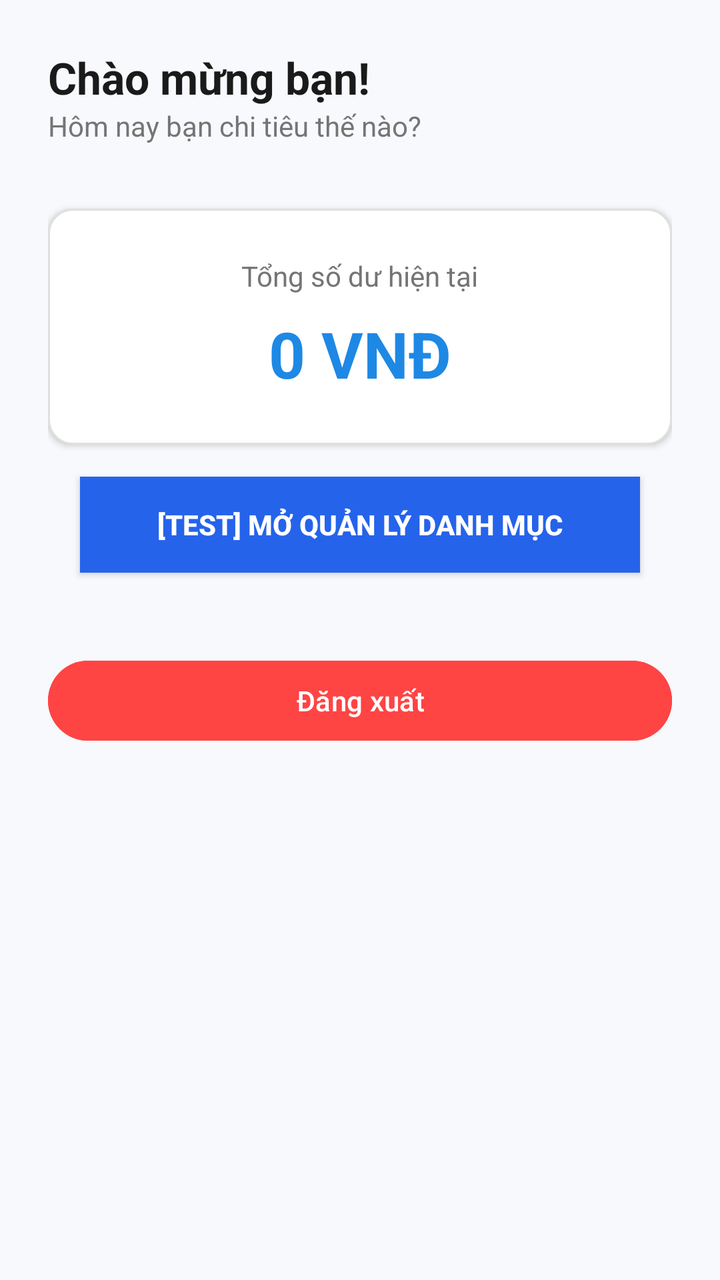
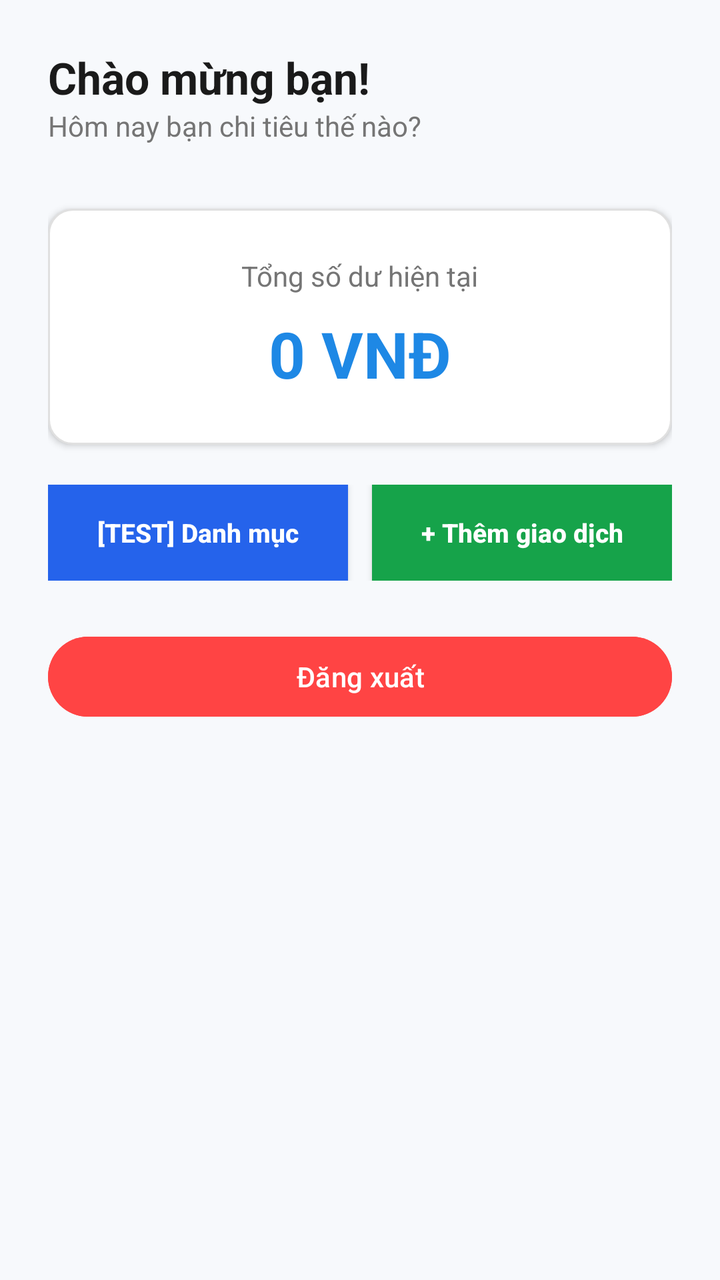

Before-and-after screenshots of an Android layout around one commit, followed by the original layout XML and the change that was made.
<!-- AndroidManifest.xml: application theme Theme.StudentExpenseTracker -->
<!-- res/layout/activity_main.xml -->
<?xml version="1.0" encoding="utf-8"?>
<LinearLayout xmlns:android="http://schemas.android.com/apk/res/android"
    android:layout_width="match_parent"
    android:layout_height="match_parent"
    android:id="@+id/main"
    xmlns:app="http://schemas.android.com/apk/res-auto"
    android:orientation="vertical"
    android:background="@color/bgColor"
    android:padding="24dp">

    
    <TextView
        android:id="@+id/tvWelcome"
        android:layout_width="wrap_content"
        android:layout_height="wrap_content"
        android:text="Chào mừng bạn!"
        android:textSize="22sp"
        android:textStyle="bold"
        android:textColor="@color/textColorDark"/>

    <TextView
        android:layout_width="wrap_content"
        android:layout_height="wrap_content"
        android:text="Hôm nay bạn chi tiêu thế nào?"
        android:textSize="14sp"
        android:textColor="@color/textColorGray"
        android:layout_marginBottom="32dp"/>

    
    <LinearLayout
        android:layout_width="match_parent"
        android:layout_height="wrap_content"
        android:orientation="vertical"
        android:background="@drawable/bg_input"
        android:padding="24dp"
        android:elevation="2dp"
        android:gravity="center">

        <TextView
            android:layout_width="wrap_content"
            android:layout_height="wrap_content"
            android:text="Tổng số dư hiện tại"
            android:textColor="@color/textColorGray"
            android:textSize="14sp"
            android:layout_marginBottom="8dp"/>

        <TextView
            android:id="@+id/tvTotalBalance"
            android:layout_width="wrap_content"
            android:layout_height="wrap_content"
            android:text="0 VNĐ"
            android:textSize="32sp"
            android:textStyle="bold"
            android:textColor="@color/primaryBlue"/>


    </LinearLayout>
    <androidx.appcompat.widget.AppCompatButton
        android:id="@+id/btnOpenCategoryTemp"
        android:layout_width="match_parent"
        android:layout_height="wrap_content"
        android:layout_margin="16dp"
        android:background="#2563EB"
        android:text="[TEST] Mở Quản lý danh mục"
        android:textColor="#FFFFFF"
        android:textStyle="bold"
        app:layout_constraintBottom_toBottomOf="parent"
        app:layout_constraintStart_toStartOf="parent"
        app:layout_constraintEnd_toEndOf="parent" />
    <Button
        android:id="@+id/btnLogout"
        android:layout_width="match_parent"
        android:layout_height="wrap_content"
        android:text="Đăng xuất"
        android:layout_marginTop="24dp"
        android:backgroundTint="@android:color/holo_red_light"/>

</LinearLayout>
<!-- resources referenced by this layout -->
<resources>
  <color name="bgColor">#F7F9FC</color>
  <color name="primaryBlue">#1E88E5</color>
  <color name="textColorDark">#1A1A1A</color>
  <color name="textColorGray">#757575</color>
  <!-- drawable bg_input (drawable) -->
  <?xml version="1.0" encoding="utf-8"?>
  <shape xmlns:android="http://schemas.android.com/apk/res/android">
      <solid android:color="@android:color/white"/>
      <stroke android:width="1dp" android:color="@color/borderColor"/>
      <corners android:radius="12dp"/>
  </shape>
  <style name="Theme.StudentExpenseTracker" parent="Base.Theme.StudentExpenseTracker" />
  <color name="borderColor">#E0E0E0</color>
  <style name="Base.Theme.StudentExpenseTracker" parent="Theme.Material3.DayNight.NoActionBar">
          
          
      </style>
</resources>

<!-- the commit's change to res/layout/activity_main.xml (unified diff, before → after) -->
@@ -1,11 +1,10 @@
 <?xml version="1.0" encoding="utf-8"?>
 <LinearLayout xmlns:android="http://schemas.android.com/apk/res/android"
+    android:id="@+id/main"
     android:layout_width="match_parent"
     android:layout_height="match_parent"
-    android:id="@+id/main"
-    xmlns:app="http://schemas.android.com/apk/res-auto"
+    android:background="@color/bgColor"
     android:orientation="vertical"
-    android:background="@color/bgColor"
     android:padding="24dp">
 
     
@@ -14,65 +13,87 @@
         android:layout_width="wrap_content"
         android:layout_height="wrap_content"
         android:text="Chào mừng bạn!"
+        android:textColor="@color/textColorDark"
         android:textSize="22sp"
-        android:textStyle="bold"
-        android:textColor="@color/textColorDark"/>
+        android:textStyle="bold" />
 
     <TextView
         android:layout_width="wrap_content"
         android:layout_height="wrap_content"
+        android:layout_marginBottom="32dp"
         android:text="Hôm nay bạn chi tiêu thế nào?"
-        android:textSize="14sp"
         android:textColor="@color/textColorGray"
-        android:layout_marginBottom="32dp"/>
+        android:textSize="14sp" />
 
     
     <LinearLayout
         android:layout_width="match_parent"
         android:layout_height="wrap_content"
+        android:background="@drawable/bg_input"
+        android:elevation="2dp"
+        android:gravity="center"
         android:orientation="vertical"
-        android:background="@drawable/bg_input"
-        android:padding="24dp"
-        android:elevation="2dp"
-        android:gravity="center">
+        android:padding="24dp">
 
         <TextView
             android:layout_width="wrap_content"
             android:layout_height="wrap_content"
+            android:layout_marginBottom="8dp"
             android:text="Tổng số dư hiện tại"
             android:textColor="@color/textColorGray"
-            android:textSize="14sp"
-            android:layout_marginBottom="8dp"/>
+            android:textSize="14sp" />
 
         <TextView
             android:id="@+id/tvTotalBalance"
             android:layout_width="wrap_content"
             android:layout_height="wrap_content"
             android:text="0 VNĐ"
+            android:textColor="@color/primaryBlue"
             android:textSize="32sp"
-            android:textStyle="bold"
-            android:textColor="@color/primaryBlue"/>
+            android:textStyle="bold" />
+    </LinearLayout>
 
-
-    </LinearLayout>
-    <androidx.appcompat.widget.AppCompatButton
-        android:id="@+id/btnOpenCategoryTemp"
+    
+    <LinearLayout
         android:layout_width="match_parent"
         android:layout_height="wrap_content"
-        android:layout_margin="16dp"
-        android:background="#2563EB"
-        android:text="[TEST] Mở Quản lý danh mục"
-        android:textColor="#FFFFFF"
-        android:textStyle="bold"
-        app:layout_constraintBottom_toBottomOf="parent"
-        app:layout_constraintStart_toStartOf="parent"
-        app:layout_constraintEnd_toEndOf="parent" />
+        android:layout_marginTop="20dp"
+        android:orientation="horizontal">
+
+        <androidx.appcompat.widget.AppCompatButton
+            android:id="@+id/btnOpenCategoryTemp"
+            android:layout_width="0dp"
+            android:layout_height="48dp"
+            android:layout_marginEnd="6dp"
+            android:layout_weight="1"
+            android:background="#2563EB"
+            android:text="[TEST] Danh mục"
+            android:textAllCaps="false"
+            android:textColor="#FFFFFF"
+            android:textSize="13sp"
+            android:textStyle="bold" />
+
+        <androidx.appcompat.widget.AppCompatButton
+            android:id="@+id/btnTestAddTransaction"
+            android:layout_width="0dp"
+            android:layout_height="48dp"
+            android:layout_marginStart="6dp"
+            android:layout_weight="1"
+            android:background="#16A34A"
+            android:text="+ Thêm giao dịch"
+            android:textAllCaps="false"
+            android:textColor="#FFFFFF"
+            android:textSize="13sp"
+            android:textStyle="bold" />
+    </LinearLayout>
+
+    
     <Button
         android:id="@+id/btnLogout"
         android:layout_width="match_parent"
         android:layout_height="wrap_content"
-        android:text="Đăng xuất"
         android:layout_marginTop="24dp"
-        android:backgroundTint="@android:color/holo_red_light"/>
+        android:backgroundTint="@android:color/holo_red_light"
+        android:text="Đăng xuất" />
 
 </LinearLayout>
